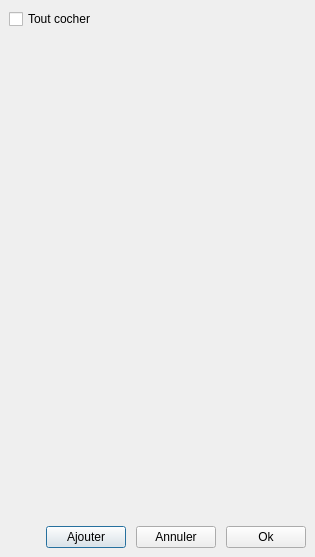
Above: src/sources/sourceswindow.ui from Bionus/imgbrd-grabber before the change. Below: the same form after it.
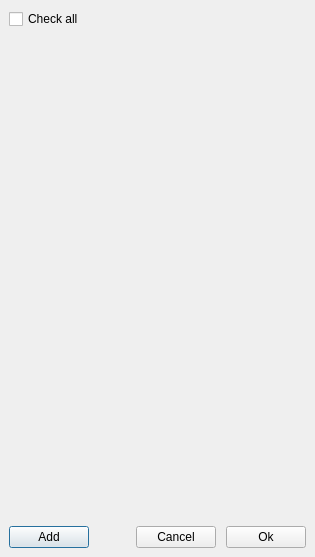
That is the form after the change. Icons and pictures are not drawn.

Patch:
```diff
--- a/src/sources/sourceswindow.ui
+++ b/src/sources/sourceswindow.ui
@@ -45,7 +45,7 @@
    <item>
     <widget class="QCheckBox" name="checkBox">
      <property name="text">
-      <string>Tout cocher</string>
+      <string>Check all</string>
      </property>
      <property name="tristate">
       <bool>true</bool>
@@ -101,6 +101,13 @@
    </item>
    <item>
     <layout class="QHBoxLayout" name="horizontalLayout">
+     <item>
+      <widget class="QPushButton" name="pushButton">
+       <property name="text">
+        <string>Add</string>
+       </property>
+      </widget>
+     </item>
      <item>
       <spacer name="buttonAdd">
        <property name="orientation">
@@ -114,17 +121,10 @@
        </property>
       </spacer>
      </item>
-     <item>
-      <widget class="QPushButton" name="pushButton">
-       <property name="text">
-        <string>Ajouter</string>
-       </property>
-      </widget>
-     </item>
      <item>
       <widget class="QPushButton" name="buttonCancel">
        <property name="text">
-        <string>Annuler</string>
+        <string>Cancel</string>
        </property>
       </widget>
      </item>
```
Left out of the diff: 7 changed lines with no effect on the pictures.
